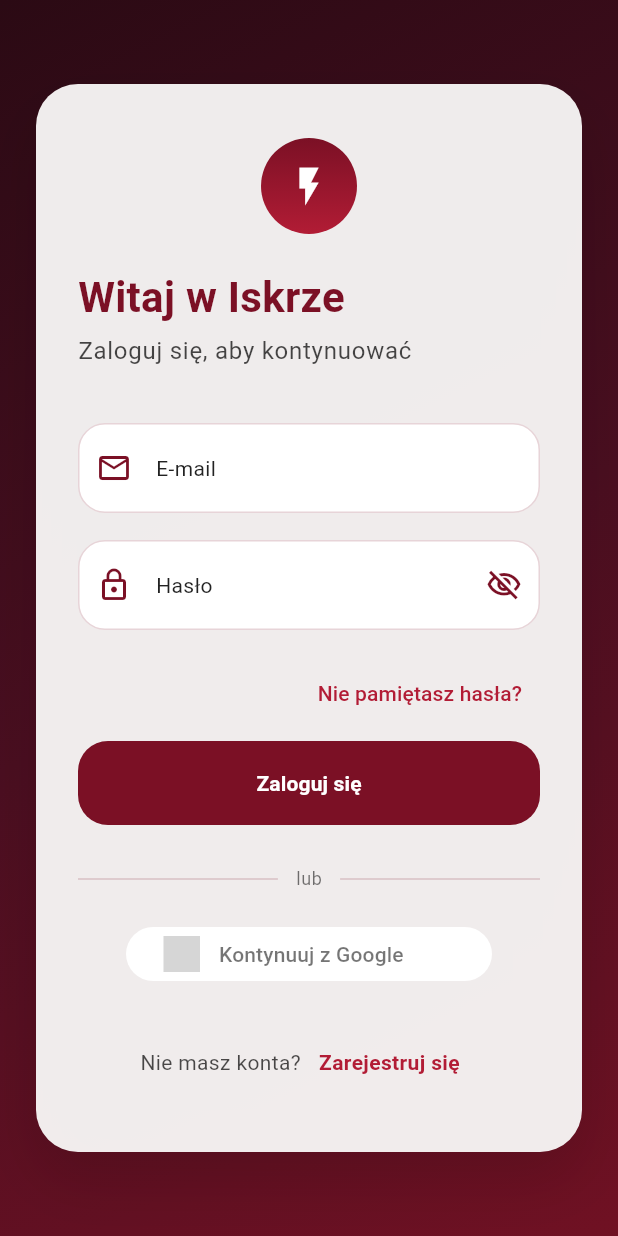
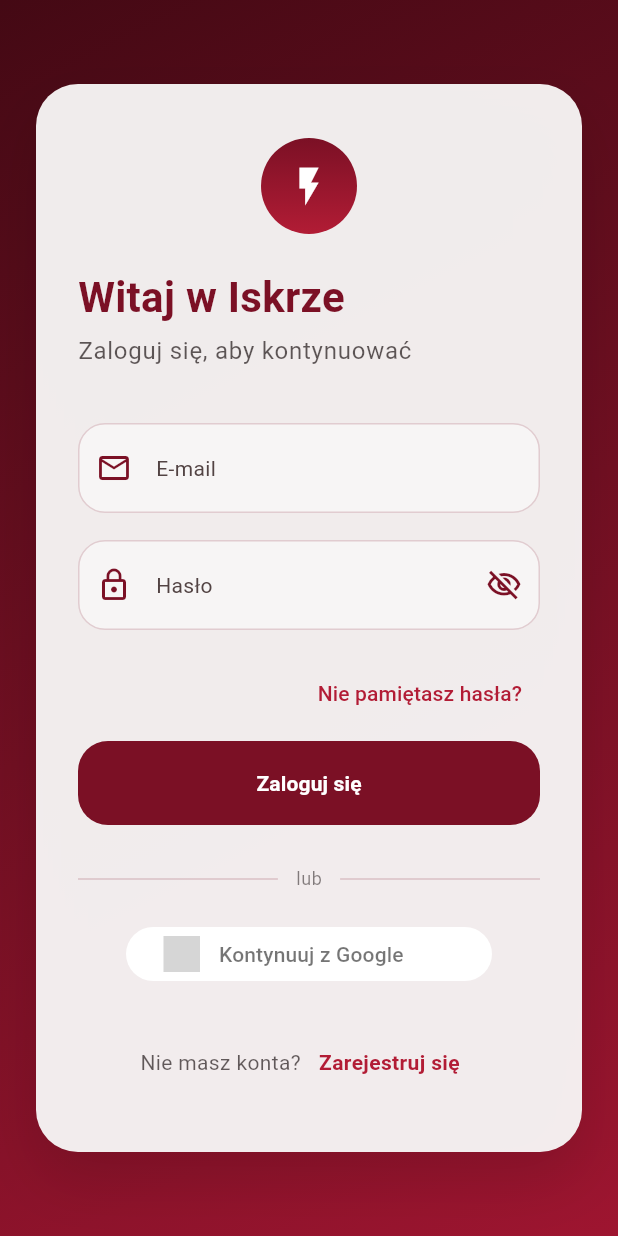
Before and after one commit to kroxon/Spark, a Flutter app: the screen it shows after launch, on a phone screen of 412 x 824 dp. Run offline on Flutter 3.47's test engine with Material 3 defaults, Android fonts, the phone set to English and light mode, and no system bars; our stand-ins replace cloud_firestore, firebase_auth, firebase_core, fl_chart, flutter_riverpod, flutter_signin_button and 5 more; missing offline and left inert: flutter_color_picker_wheel; accounts and stored records are empty; generated files the repository leaves out were written again; statements that could not run were skipped; grey boxes are pictures that could not be loaded.

Commit message:
feat: Implement dark mode UI and theme selection

```diff
--- a/lib/common_widgets/app_primary_button.dart
+++ b/lib/common_widgets/app_primary_button.dart
@@ -16,11 +16,12 @@ class AppPrimaryButton extends StatelessWidget {
 
   @override
   Widget build(BuildContext context) {
+    final theme = Theme.of(context);
     final effectiveOnPressed = isLoading ? null : onPressed;
     return ElevatedButton(
       onPressed: effectiveOnPressed,
       style: ElevatedButton.styleFrom(
-        backgroundColor: AppColors.primary,
+        backgroundColor: theme.colorScheme.primary,
         padding: const EdgeInsets.symmetric(vertical: 18),
         shape: RoundedRectangleBorder(borderRadius: BorderRadius.circular(20)),
         elevation: 0,
@@ -36,10 +37,8 @@ class AppPrimaryButton extends StatelessWidget {
             )
           : Text(
               label,
-              style: Theme.of(context)
-                  .textTheme
-                  .labelLarge
-                  ?.copyWith(color: Colors.white, fontWeight: FontWeight.w600),
+              style: theme.textTheme.labelLarge
+                  ?.copyWith(color: theme.colorScheme.onPrimary, fontWeight: FontWeight.w600),
             ),
     );
   }
--- a/lib/common_widgets/app_text_field.dart
+++ b/lib/common_widgets/app_text_field.dart
@@ -76,25 +76,25 @@ class _AppTextFieldState extends State<AppTextField> {
     final baseDecoration = InputDecoration(
       labelText: widget.label,
       filled: true,
-      fillColor: Colors.white,
+      fillColor: theme.colorScheme.surface,
       contentPadding: const EdgeInsets.symmetric(vertical: 18, horizontal: 16),
       prefixIcon: widget.prefixIcon != null
-          ? Icon(widget.prefixIcon, color: AppColors.primary)
+          ? Icon(widget.prefixIcon, color: theme.colorScheme.primary)
           : null,
       suffixIcon: shouldShowToggle
           ? IconButton(
               icon: Icon(
                 _obscureText ? Icons.visibility_off_outlined : Icons.visibility_outlined,
-                color: AppColors.primary,
+                color: theme.colorScheme.primary,
               ),
               onPressed: _toggleVisibility,
               tooltip: _obscureText ? 'Pokaż hasło' : 'Ukryj hasło',
             )
           : widget.suffixIcon,
-      labelStyle: theme.textTheme.bodyMedium?.copyWith(color: Colors.black87),
+      labelStyle: theme.textTheme.bodyMedium?.copyWith(color: theme.colorScheme.onSurfaceVariant),
       enabledBorder: OutlineInputBorder(
         borderRadius: BorderRadius.circular(18),
-        borderSide: BorderSide(color: AppColors.primary.withValues(alpha: 0.18)),
+        borderSide: BorderSide(color: theme.colorScheme.primary.withValues(alpha: 0.18)),
       ),
       focusedBorder: OutlineInputBorder(
         borderRadius: BorderRadius.circular(18),
--- a/lib/common_widgets/google_sign_in_button.dart
+++ b/lib/common_widgets/google_sign_in_button.dart
@@ -36,12 +36,12 @@ class GoogleSignInButton extends StatelessWidget {
             ),
           ),
           if (isLoading)
-            const SizedBox(
+            SizedBox(
               height: 22,
               width: 22,
               child: CircularProgressIndicator(
                 strokeWidth: 3,
-                valueColor: AlwaysStoppedAnimation<Color>(AppColors.primary),
+                valueColor: AlwaysStoppedAnimation<Color>(Theme.of(context).colorScheme.primary),
               ),
             ),
         ],
--- a/lib/core/theme/app_bottom_nav_theme.dart
+++ b/lib/core/theme/app_bottom_nav_theme.dart
@@ -23,28 +23,44 @@ class BottomNavColors extends ThemeExtension<BottomNavColors> {
   final double tabRadius;
 
   /// A darker style used in both light and dark themes to emphasize the nav.
-  factory BottomNavColors.darkOnLight() => const BottomNavColors(
-        // Iskra brand-inspired: warm burgundy base with ember pill
-        background: Color(0xFF5C1323), // deep brand burgundy (lighter than near-black)
-        tabBackground: Color(0xFF8B2339), // glowing ember pill
-        activeColor: Color(0xFFFFFFFF),
-        inactiveColor: Color(0xFFEFD3D9), // soft rose-tinted near-white
+  factory BottomNavColors.darkOnLight(Color seedColor) {
+    final hsl = HSLColor.fromColor(seedColor);
+    // Dark background: low lightness, slightly less saturation than seed
+    final background = hsl.withLightness(0.15).withSaturation(0.6).toColor();
+    // Tab background: slightly lighter than background
+    final tabBackground = hsl.withLightness(0.25).withSaturation(0.6).toColor();
+    // Inactive: very light version of seed
+    final inactiveColor = hsl.withLightness(0.9).withSaturation(0.3).toColor();
+
+    return BottomNavColors(
+      background: background,
+      tabBackground: tabBackground,
+      activeColor: const Color(0xFFFFFFFF),
+      inactiveColor: inactiveColor,
       elevation: 3,
       containerRadius: 16,
       tabRadius: 12,
     );
+  }
 
   /// A slightly adjusted darker style for dark theme (keeps it dark and rich).
-  factory BottomNavColors.darkOnDark() => const BottomNavColors(
-        // Dark mode variant keeps color, avoids flat black
-        background: Color(0xFF45101E),
-        tabBackground: AppColors.primary, // strong brand accent
-        activeColor: Color(0xFFFFFFFF),
-        inactiveColor: Color(0xCCFFFFFF), // ~80% white for better legibility
+  factory BottomNavColors.darkOnDark(Color seedColor) {
+    final hsl = HSLColor.fromColor(seedColor);
+    // Background: very dark, close to black but tinted
+    final background = hsl.withLightness(0.08).withSaturation(0.5).toColor();
+    // Tab background: the seed color itself (primary)
+    final tabBackground = seedColor;
+
+    return BottomNavColors(
+      background: background,
+      tabBackground: tabBackground,
+      activeColor: const Color(0xFFFFFFFF),
+      inactiveColor: const Color(0xCCFFFFFF),
       elevation: 2,
       containerRadius: 16,
       tabRadius: 12,
     );
+  }
 
   @override
   BottomNavColors copyWith({
--- a/lib/core/theme/app_decorations.dart
+++ b/lib/core/theme/app_decorations.dart
@@ -5,9 +5,12 @@ import 'package:iskra/core/theme/app_colors.dart';
 class AppDecorations {
   const AppDecorations._();
 
-  static BoxDecoration elevatedSurface({double radius = 28}) {
+  static BoxDecoration elevatedSurface({
+    double radius = 28,
+    Color? color,
+  }) {
     return BoxDecoration(
-      color: AppColors.surface.withValues(alpha: 0.96),
+      color: (color ?? AppColors.surface).withValues(alpha: 0.96),
       borderRadius: BorderRadius.circular(radius),
       boxShadow: [
         BoxShadow(
--- a/lib/core/theme/app_theme.dart
+++ b/lib/core/theme/app_theme.dart
@@ -1,18 +1,22 @@
 import 'package:flutter/material.dart';
 import 'package:iskra/core/theme/app_colors.dart';
 import 'package:iskra/core/theme/app_bottom_nav_theme.dart';
+import 'package:iskra/core/theme/app_theme_type.dart';
 
 /// Centralised theme configuration for the Iskra application.
 class AppTheme {
   const AppTheme._();
 
-  static ThemeData light() {
+  static ThemeData light([AppThemeType theme = AppThemeType.defaultRed]) {
+    final seed = theme.seedColor;
+    final isDefault = theme == AppThemeType.defaultRed;
+
     final colorScheme = ColorScheme.fromSeed(
-      seedColor: AppColors.primary,
-      primary: AppColors.primary,
-      secondary: AppColors.secondary,
-      background: AppColors.surface,
-      surface: AppColors.surface,
+      seedColor: seed,
+      primary: isDefault ? AppColors.primary : null,
+      secondary: isDefault ? AppColors.secondary : null,
+      background: isDefault ? AppColors.surface : null,
+      surface: isDefault ? AppColors.surface : null,
       brightness: Brightness.light,
     );
 
@@ -22,7 +26,7 @@ class AppTheme {
       scaffoldBackgroundColor: colorScheme.surface,
       extensions: <ThemeExtension<dynamic>>[
         // Keep bottom navigation darker even in light mode
-        BottomNavColors.darkOnLight(),
+        BottomNavColors.darkOnLight(seed),
       ],
       appBarTheme: AppBarTheme(
         backgroundColor: colorScheme.surface,
@@ -124,11 +128,14 @@ class AppTheme {
     );
   }
 
-  static ThemeData dark() {
+  static ThemeData dark([AppThemeType theme = AppThemeType.defaultRed]) {
+    final seed = theme.seedColor;
+    final isDefault = theme == AppThemeType.defaultRed;
+
     final colorScheme = ColorScheme.fromSeed(
-      seedColor: AppColors.primary,
-      primary: AppColors.primary,
-      secondary: AppColors.secondary,
+      seedColor: seed,
+      primary: isDefault ? AppColors.primary : null,
+      secondary: isDefault ? AppColors.secondary : null,
       brightness: Brightness.dark,
     );
 
@@ -137,7 +144,7 @@ class AppTheme {
       colorScheme: colorScheme,
       scaffoldBackgroundColor: colorScheme.surface,
       extensions: <ThemeExtension<dynamic>>[
-        BottomNavColors.darkOnDark(),
+        BottomNavColors.darkOnDark(seed),
       ],
       appBarTheme: AppBarTheme(
         backgroundColor: colorScheme.surface,
--- /dev/null
+++ b/lib/core/theme/app_theme_type.dart
@@ -0,0 +1,34 @@
+import 'package:flutter/material.dart';
+
+enum AppThemeType {
+  defaultRed,
+  oceanBlue,
+  forestGreen,
+  sunsetOrange;
+
+  String get label {
+    switch (this) {
+      case AppThemeType.defaultRed:
+        return 'Domyślny (Burgund)';
+      case AppThemeType.oceanBlue:
+        return 'Oceaniczny Błękit';
+      case AppThemeType.forestGreen:
+        return 'Leśna Zieleń';
+      case AppThemeType.sunsetOrange:
+        return 'Zachód Słońca';
+    }
+  }
+
+  Color get seedColor {
+    switch (this) {
+      case AppThemeType.defaultRed:
+        return const Color(0xFF7B1025);
+      case AppThemeType.oceanBlue:
+        return const Color(0xFF006994);
+      case AppThemeType.forestGreen:
+        return const Color(0xFF2E8B57);
+      case AppThemeType.sunsetOrange:
+        return const Color(0xFFFD5E53);
+    }
+  }
+}
--- a/lib/core/theme/theme_mode_controller.dart
+++ b/lib/core/theme/theme_mode_controller.dart
@@ -2,6 +2,7 @@ import 'package:flutter/material.dart';
 import 'package:flutter_riverpod/flutter_riverpod.dart';
 import 'package:iskra/core/firebase/firebase_providers.dart';
 import 'package:iskra/core/navigation/app_router.dart';
+import 'package:iskra/core/theme/app_theme_type.dart';
 import 'package:iskra/features/auth/data/user_profile_repository.dart';
 
 final themeModeProvider = Provider<ThemeMode>((ref) {
@@ -22,6 +23,32 @@ final themeModeProvider = Provider<ThemeMode>((ref) {
 
       return profileAsync.maybeWhen(
         data: (profile) => profile.themeMode,
+        orElse: () => fallback,
+      );
+    },
+    loading: () => fallback,
+    error: (_, __) => fallback,
+  );
+});
+
+final appThemeProvider = Provider<AppThemeType>((ref) {
+  const fallback = AppThemeType.defaultRed;
+  final authState = ref.watch(authStateChangesProvider);
+
+  return authState.when(
+    data: (user) {
+      if (user == null) {
+        return fallback;
+      }
+
+      final profileAsync = ref.watch(
+        userProfileProvider(
+          UserProfileRequest(uid: user.uid, email: user.email),
+        ),
+      );
+
+      return profileAsync.maybeWhen(
+        data: (profile) => profile.appTheme,
         orElse: () => fallback,
       );
     },
@@ -51,6 +78,16 @@ class ThemePreferencesController {
     await repository.updateThemeMode(uid: user.uid, themeMode: mode);
   }
 
+  Future<void> setAppTheme(AppThemeType theme) async {
+    final user = _ref.read(firebaseAuthProvider).currentUser;
+    if (user == null) {
+      throw StateError('Brak zalogowanego użytkownika.');
+    }
+
+    final repository = _ref.read(userProfileRepositoryProvider);
+    await repository.updateAppTheme(uid: user.uid, appTheme: theme);
+  }
+
   Future<void> toggleThemeMode() async {
     final currentMode = _ref.read(themeModeProvider);
     final nextMode = currentMode == ThemeMode.dark
--- a/lib/features/auth/domain/models/user_profile.dart
+++ b/lib/features/auth/domain/models/user_profile.dart
@@ -1,4 +1,5 @@
 import 'package:flutter/material.dart';
+import 'package:iskra/core/theme/app_theme_type.dart';
 import 'package:iskra/features/calendar/models/shift_color_palette.dart';
 
 class UserProfile {
@@ -12,6 +13,7 @@ class UserProfile {
   final double additionalVacationHours; // Urlop dodatkowy
   final ShiftColorPalette shiftColorPalette;
   final ThemeMode themeMode;
+  final AppThemeType appTheme;
   final double overtimeIndicatorThresholdHours;
   final Color onDutyIndicatorColor;
 
@@ -26,6 +28,7 @@ class UserProfile {
     this.overtimeIndicatorThresholdHours =
         UserProfile.defaultOvertimeIndicatorThresholdHours,
     this.themeMode = ThemeMode.light,
+    this.appTheme = AppThemeType.defaultRed,
     Color? onDutyIndicatorColor,
   })  : shiftColorPalette = shiftColorPalette ?? ShiftColorPalette.defaults,
         onDutyIndicatorColor =
--- a/lib/features/auth/presentation/pages/login_page.dart
+++ b/lib/features/auth/presentation/pages/login_page.dart
@@ -300,10 +300,20 @@ class _LoginPageState extends State<LoginPage> {
   @override
   Widget build(BuildContext context) {
     final theme = Theme.of(context);
+    final primaryHsl = HSLColor.fromColor(theme.colorScheme.primary);
+    final gradient = LinearGradient(
+      colors: [
+        primaryHsl.withLightness(0.15).toColor(),
+        primaryHsl.withLightness(0.25).toColor(),
+        primaryHsl.withLightness(0.35).toColor(),
+      ],
+      begin: Alignment.topLeft,
+      end: Alignment.bottomRight,
+    );
 
     return Scaffold(
       body: Container(
-        decoration: const BoxDecoration(gradient: AppColors.mainGradient),
+        decoration: BoxDecoration(gradient: gradient),
         child: SafeArea(
           child: Center(
             child: SingleChildScrollView(
@@ -312,17 +322,17 @@ class _LoginPageState extends State<LoginPage> {
                 constraints: const BoxConstraints(maxWidth: 420),
                 child: Container(
                   padding: const EdgeInsets.symmetric(horizontal: 28, vertical: 36),
-                  decoration: AppDecorations.elevatedSurface(),
+                  decoration: AppDecorations.elevatedSurface(color: theme.colorScheme.surface),
                   child: Column(
                     crossAxisAlignment: CrossAxisAlignment.stretch,
                     children: [
                       Container(
                         height: 64,
                         width: 64,
-                        decoration: const BoxDecoration(
+                        decoration: BoxDecoration(
                           shape: BoxShape.circle,
                           gradient: LinearGradient(
-                            colors: [AppColors.primary, AppColors.secondary],
+                            colors: [theme.colorScheme.primary, theme.colorScheme.secondary],
                             begin: Alignment.topCenter,
                             end: Alignment.bottomCenter,
                           ),
@@ -333,7 +343,7 @@ class _LoginPageState extends State<LoginPage> {
                       Text(
                         'Witaj w Iskrze',
                         style: theme.textTheme.headlineMedium?.copyWith(
-                          color: AppColors.primary,
+                          color: theme.colorScheme.primary,
                           fontWeight: FontWeight.w700,
                           letterSpacing: 0.2,
                         ),
@@ -342,7 +352,7 @@ class _LoginPageState extends State<LoginPage> {
                       Text(
                         'Zaloguj się, aby kontynuować',
                         style: theme.textTheme.bodyLarge?.copyWith(
-                          color: Colors.black.withValues(alpha: 0.72),
+                          color: theme.colorScheme.onSurface.withValues(alpha: 0.72),
                         ),
                       ),
                       const SizedBox(height: 36),
@@ -378,7 +388,7 @@ class _LoginPageState extends State<LoginPage> {
                         child: TextButton(
                           onPressed: _resetPassword,
                           style: TextButton.styleFrom(
-                            foregroundColor: AppColors.secondary,
+                            foregroundColor: theme.colorScheme.secondary,
                             textStyle: theme.textTheme.labelLarge,
                           ),
                           child: const Text('Nie pamiętasz hasła?'),
@@ -393,15 +403,15 @@ class _LoginPageState extends State<LoginPage> {
                       const SizedBox(height: 28),
                       Row(
                         children: [
-                          Expanded(child: Divider(color: AppColors.primary.withValues(alpha: 0.2))),
+                          Expanded(child: Divider(color: theme.colorScheme.primary.withValues(alpha: 0.2))),
                           Padding(
                             padding: const EdgeInsets.symmetric(horizontal: 12.0),
                             child: Text(
                               'lub',
-                              style: theme.textTheme.bodySmall?.copyWith(color: Colors.black54),
+                              style: theme.textTheme.bodySmall?.copyWith(color: theme.colorScheme.onSurface.withValues(alpha: 0.54)),
                             ),
                           ),
-                          Expanded(child: Divider(color: AppColors.primary.withValues(alpha: 0.2))),
+                          Expanded(child: Divider(color: theme.colorScheme.primary.withValues(alpha: 0.2))),
                         ],
                       ),
                       const SizedBox(height: 18),
@@ -416,12 +426,12 @@ class _LoginPageState extends State<LoginPage> {
                         children: [
                           Text(
                             'Nie masz konta?',
-                            style: theme.textTheme.bodyMedium?.copyWith(color: Colors.black.withValues(alpha: 0.7)),
+                            style: theme.textTheme.bodyMedium?.copyWith(color: theme.colorScheme.onSurface.withValues(alpha: 0.7)),
                           ),
                           TextButton(
                             onPressed: _navigateToRegister,
                             style: TextButton.styleFrom(
-                              foregroundColor: AppColors.secondary,
+                              foregroundColor: theme.colorScheme.secondary,
                               textStyle: theme.textTheme.bodyMedium?.copyWith(fontWeight: FontWeight.w600),
                             ),
                             child: const Text('Zarejestruj się'),
--- a/lib/main.dart
+++ b/lib/main.dart
@@ -29,11 +29,12 @@ class MyApp extends ConsumerWidget {
   Widget build(BuildContext context, WidgetRef ref) {
     final router = ref.watch(goRouterProvider);
     final themeMode = ref.watch(themeModeProvider);
+    final appTheme = ref.watch(appThemeProvider);
 
     return MaterialApp.router(
       title: 'Iskra',
-      theme: AppTheme.light(),
-      darkTheme: AppTheme.dark(),
+      theme: AppTheme.light(appTheme),
+      darkTheme: AppTheme.dark(appTheme),
       themeMode: themeMode,
       locale: const Locale('pl', 'PL'),
       supportedLocales: const [
```
Also changed, not shown: lib/common_widgets/app_outlined_button.dart (+7 -8 lines), lib/core/navigation/widgets/app_scaffold_drawer.dart (+13 -1 lines), lib/features/auth/data/user_profile_repository.dart (+30 -0 lines), lib/features/auth/presentation/pages/register_page.dart (+13 -3 lines), lib/features/auth/presentation/pages/verify_email_page.dart (+16 -6 lines), lib/features/system_settings/presentation/pages/appearance_settings_page.dart (+33 -2 lines), lib/features/system_settings/presentation/widgets/app_theme_selector_card.dart (added, +102 -0 lines). Lines whose indentation alone changed are shown as unchanged.
